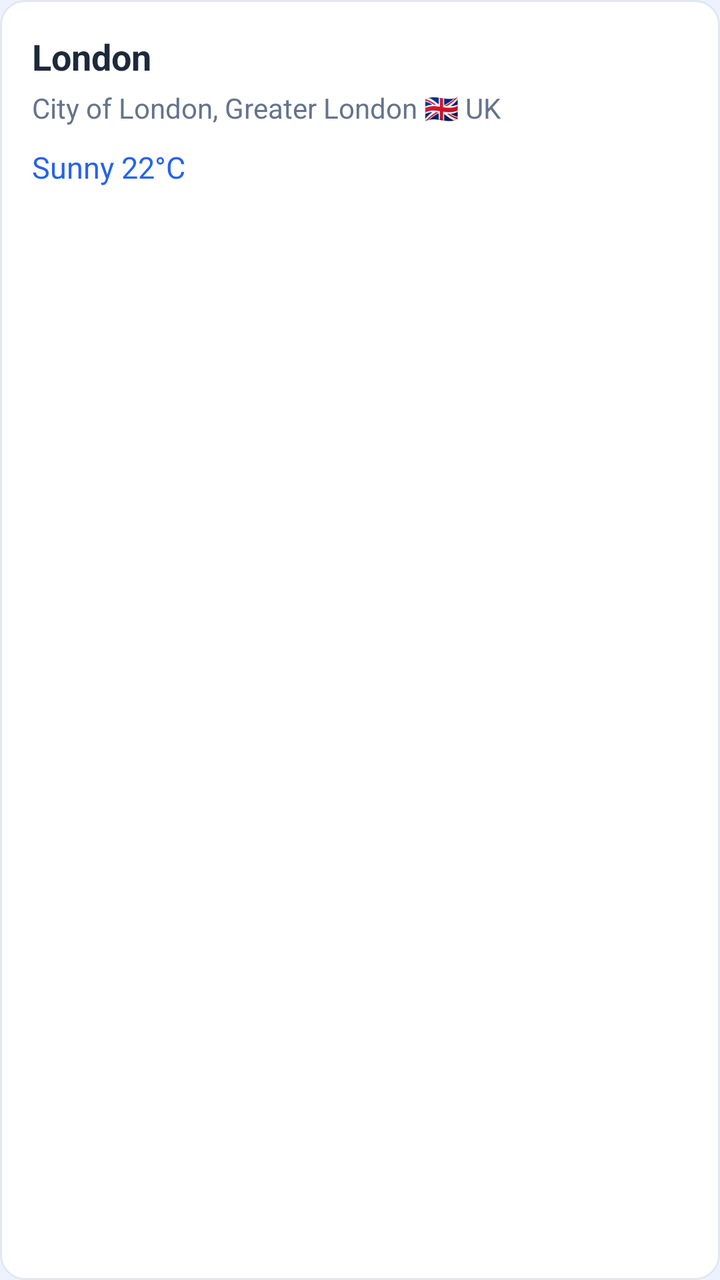
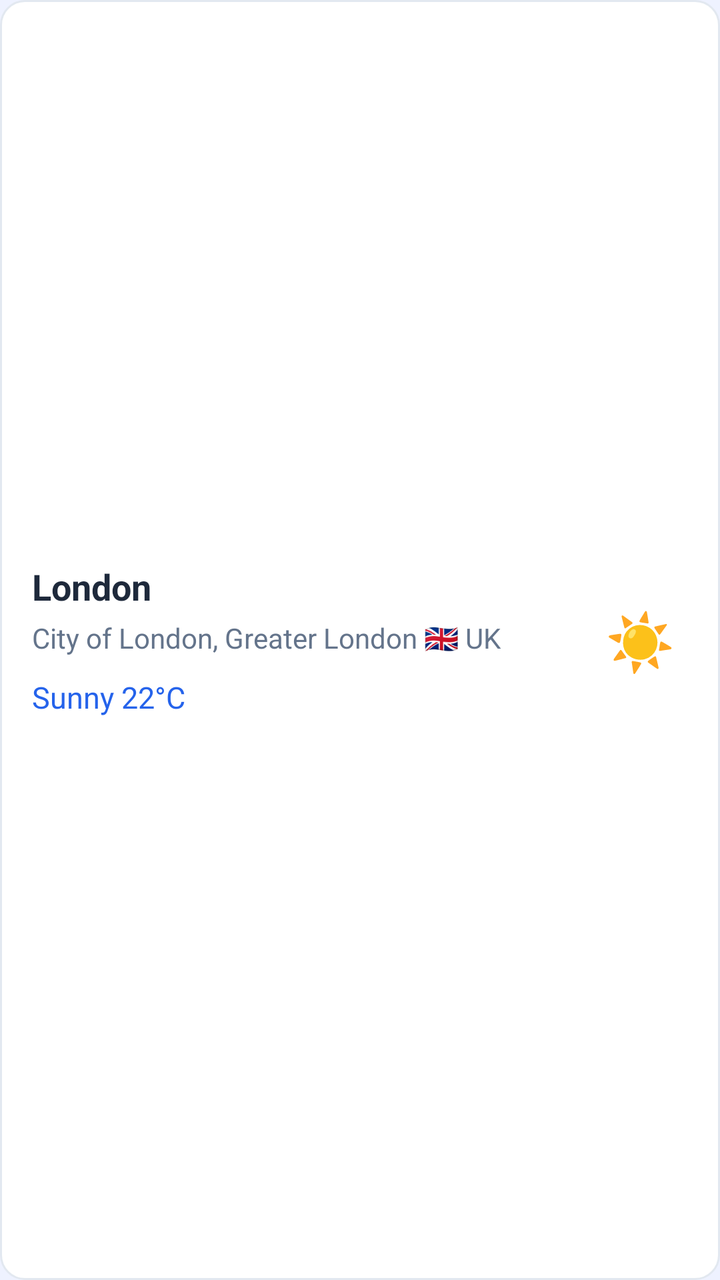

An Android layout rendered at two revisions. The XML below is the earlier revision; the diff shows what the commit changed to produce the second picture.
<!-- AndroidManifest.xml: application theme Theme.WeatherNow -->
<!-- res/layout/item_city_card.xml -->
<?xml version="1.0" encoding="utf-8"?>
<LinearLayout xmlns:android="http://schemas.android.com/apk/res/android"
    android:layout_width="match_parent"
    android:layout_height="wrap_content"
    android:orientation="vertical"
    android:background="@drawable/search_background"
    android:padding="16dp"
    android:layout_marginBottom="12dp"
    android:clickable="true"
    android:focusable="true">

    <TextView
        android:id="@+id/cityName"
        android:layout_width="match_parent"
        android:layout_height="wrap_content"
        android:text="London"
        android:textSize="18sp"
        android:textStyle="bold"
        android:textColor="@color/wn_text_primary" />

    <TextView
        android:id="@+id/cityRegion"
        android:layout_width="match_parent"
        android:layout_height="wrap_content"
        android:text="City of London, Greater London 🇬🇧 UK"
        android:textSize="14sp"
        android:textColor="@color/wn_text_secondary"
        android:layout_marginTop="4dp" />

    <TextView
        android:id="@+id/cityWeather"
        android:layout_width="match_parent"
        android:layout_height="wrap_content"
        android:text="Sunny 22°C"
        android:textSize="15sp"
        android:textColor="@color/wn_primary"
        android:layout_marginTop="10dp" />

</LinearLayout>
<!-- resources referenced by this layout -->
<resources>
  <color name="wn_primary">#2563EB</color>
  <color name="wn_text_primary">#1E293B</color>
  <color name="wn_text_secondary">#64748B</color>
  <!-- drawable search_background (drawable) -->
  <?xml version="1.0" encoding="utf-8"?>
  <shape xmlns:android="http://schemas.android.com/apk/res/android"
      android:shape="rectangle">
  
      <solid android:color="@color/wn_surface" />
  
      <stroke
          android:width="1dp"
          android:color="@color/wn_border" />
  
      <corners android:radius="12dp" />
  
  </shape>
  <style name="Theme.WeatherNow" parent="Base.Theme.WeatherNow" />
  <color name="wn_surface">#FFFFFF</color>
  <color name="wn_border">#E2E8F0</color>
  <style name="Base.Theme.WeatherNow" parent="Theme.Material3.DayNight.NoActionBar">
  
          <item name="colorPrimary">@color/wn_primary</item>
          <item name="colorOnPrimary">@color/wn_surface</item>
  
          <item name="colorSecondary">@color/wn_secondary</item>
          <item name="colorSecondaryContainer">@color/wn_secondary</item>
  
          <item name="colorSurface">@color/wn_surface</item>
          <item name="android:colorBackground">@color/wn_background</item>
          <item name="colorOnSurface">@color/wn_text_primary</item>
  
          <item name="textAppearanceHeadlineMedium">@style/TextAppearance.WeatherNow.Headline</item>
          <item name="textAppearanceBodyMedium">@style/TextAppearance.WeatherNow.Body</item>
  
      </style>
  <color name="wn_secondary">#3B82F6</color>
  <color name="wn_background">#EEF2FF</color>
  <style name="TextAppearance.WeatherNow.Headline" parent="TextAppearance.Material3.HeadlineMedium">
          <item name="android:textColor">@color/wn_text_primary</item>
      </style>
  <style name="TextAppearance.WeatherNow.Body" parent="TextAppearance.Material3.BodyMedium">
          <item name="android:textColor">@color/wn_text_secondary</item>
      </style>
</resources>

<!-- the commit's change to res/layout/item_city_card.xml (unified diff, before → after) -->
@@ -2,38 +2,56 @@
 <LinearLayout xmlns:android="http://schemas.android.com/apk/res/android"
     android:layout_width="match_parent"
     android:layout_height="wrap_content"
-    android:orientation="vertical"
+    android:orientation="horizontal"
+    android:gravity="center_vertical"
     android:background="@drawable/search_background"
     android:padding="16dp"
     android:layout_marginBottom="12dp"
     android:clickable="true"
     android:focusable="true">
 
-    <TextView
-        android:id="@+id/cityName"
-        android:layout_width="match_parent"
+    <LinearLayout
+        android:layout_width="0dp"
         android:layout_height="wrap_content"
-        android:text="London"
-        android:textSize="18sp"
-        android:textStyle="bold"
-        android:textColor="@color/wn_text_primary" />
+        android:layout_weight="1"
+        android:orientation="vertical">
+
+        <TextView
+            android:id="@+id/cityName"
+            android:layout_width="match_parent"
+            android:layout_height="wrap_content"
+            android:text="London"
+            android:textSize="18sp"
+            android:textStyle="bold"
+            android:textColor="@color/wn_text_primary" />
+
+        <TextView
+            android:id="@+id/cityRegion"
+            android:layout_width="match_parent"
+            android:layout_height="wrap_content"
+            android:text="City of London, Greater London 🇬🇧 UK"
+            android:textSize="14sp"
+            android:textColor="@color/wn_text_secondary"
+            android:layout_marginTop="4dp" />
+
+        <TextView
+            android:id="@+id/cityWeather"
+            android:layout_width="match_parent"
+            android:layout_height="wrap_content"
+            android:text="Sunny 22°C"
+            android:textSize="15sp"
+            android:textColor="@color/wn_primary"
+            android:layout_marginTop="10dp" />
+
+    </LinearLayout>
 
     <TextView
-        android:id="@+id/cityRegion"
-        android:layout_width="match_parent"
-        android:layout_height="wrap_content"
-        android:text="City of London, Greater London 🇬🇧 UK"
-        android:textSize="14sp"
-        android:textColor="@color/wn_text_secondary"
-        android:layout_marginTop="4dp" />
-
-    <TextView
-        android:id="@+id/cityWeather"
-        android:layout_width="match_parent"
-        android:layout_height="wrap_content"
-        android:text="Sunny 22°C"
-        android:textSize="15sp"
-        android:textColor="@color/wn_primary"
-        android:layout_marginTop="10dp" />
+        android:id="@+id/cityWeatherIcon"
+        android:layout_width="48dp"
+        android:layout_height="48dp"
+        android:gravity="center"
+        android:text="☀️"
+        android:textSize="28sp"
+        android:contentDescription="Weather condition icon" />
 
 </LinearLayout>
<!-- resource entries referenced after the edit -->
@@ -21,20 +21,15 @@
   <color name="wn_surface">#FFFFFF</color>
   <color name="wn_border">#E2E8F0</color>
   <style name="Base.Theme.WeatherNow" parent="Theme.Material3.DayNight.NoActionBar">
-  
           <item name="colorPrimary">@color/wn_primary</item>
           <item name="colorOnPrimary">@color/wn_surface</item>
-  
           <item name="colorSecondary">@color/wn_secondary</item>
           <item name="colorSecondaryContainer">@color/wn_secondary</item>
-  
           <item name="colorSurface">@color/wn_surface</item>
           <item name="android:colorBackground">@color/wn_background</item>
           <item name="colorOnSurface">@color/wn_text_primary</item>
-  
           <item name="textAppearanceHeadlineMedium">@style/TextAppearance.WeatherNow.Headline</item>
           <item name="textAppearanceBodyMedium">@style/TextAppearance.WeatherNow.Body</item>
-  
       </style>
   <color name="wn_secondary">#3B82F6</color>
   <color name="wn_background">#EEF2FF</color>
